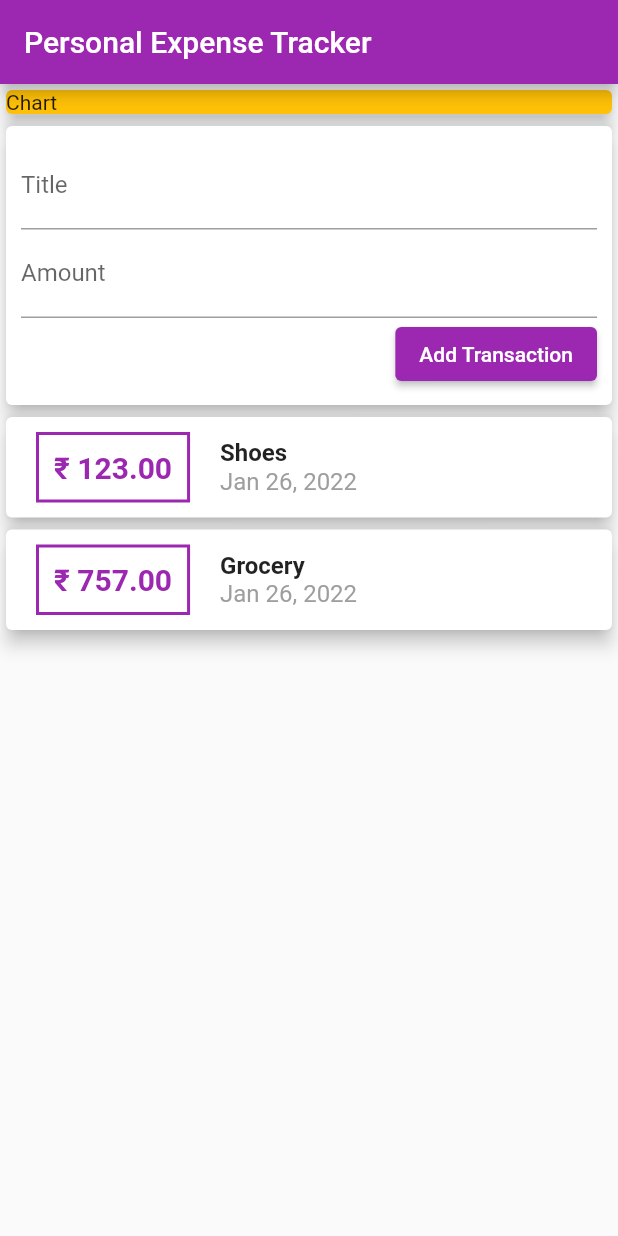
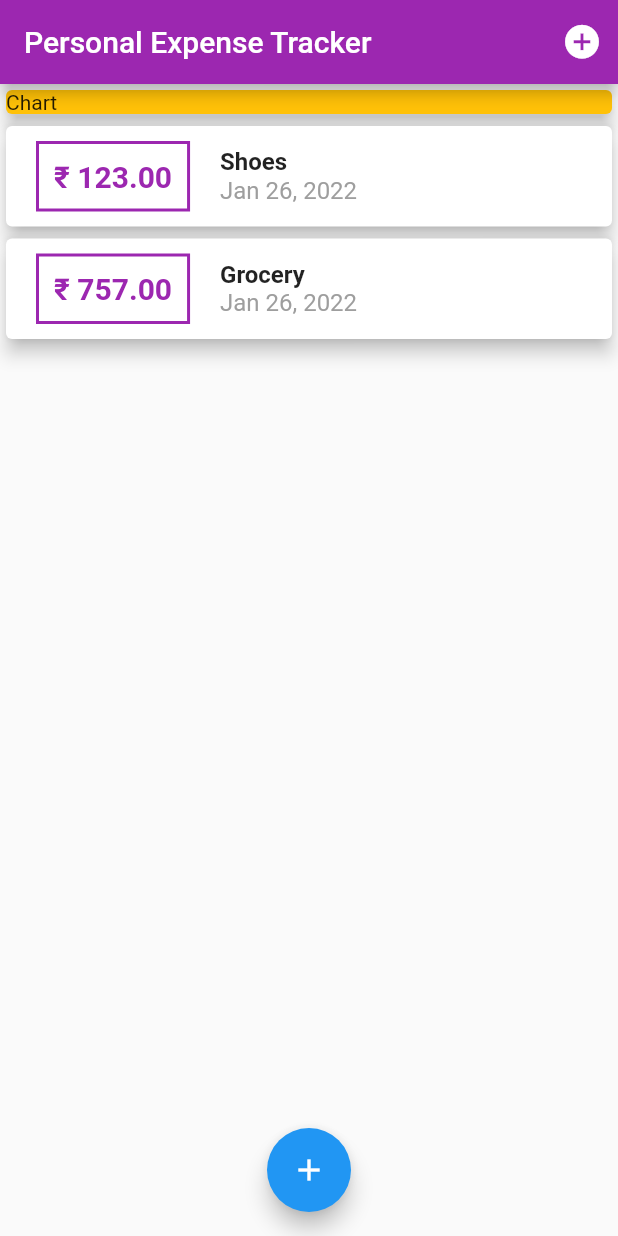
Before and after one commit to Sharan-121/Personal-Expense-Tracker, a Flutter app: the screen it shows after launch, on a phone screen of 412 x 824 dp. Run offline on Flutter 3.47's test engine with Material 2 defaults, Android fonts, the phone set to English and light mode, and no system bars.

Commit message:
Added stateful widget in home page

```diff
--- a/lib/main.dart
+++ b/lib/main.dart
@@ -1,7 +1,11 @@
 // ignore_for_file: prefer_const_constructors, prefer_const_literals_to_create_immutables, use_key_in_widget_constructors
 
 import 'package:flutter/material.dart';
-import 'package:personal_expense_tracker/widgets/create_transaction.dart';
+
+import 'package:personal_expense_tracker/widgets/transactions_list.dart';
+import 'package:personal_expense_tracker/widgets/transaction_input.dart';
+
+import 'models/transaction.dart';
 
 void main() {
   runApp(MyApp());
@@ -17,17 +21,80 @@
   }
 }
 
-class MyHomePage extends StatelessWidget {
+class MyHomePage extends StatefulWidget {
+  @override
+  State<MyHomePage> createState() => _MyHomePageState();
+}
+
+class _MyHomePageState extends State<MyHomePage> {
+  final List<transaction> _transList = [
+    transaction(
+      id: "t1",
+      title: "Shoes",
+      cost: 123,
+      date: DateTime.now(),
+    ),
+    transaction(
+      id: "t2",
+      title: "Grocery",
+      cost: 757,
+      date: DateTime.now(),
+    ),
+  ];
+
+  void _addNewTransaction(String? title, String? amount,
+      TextEditingController controller1, TextEditingController controller2) {
+    var tempTitle;
+    var tempAmount;
+    if ((title != null && title != "") && (amount != null && amount != "")) {
+      tempTitle = title;
+      tempAmount = double.parse(amount);
+      if (tempAmount > 0) {
+        final newTx = transaction(
+            id: DateTime.now().toString(),
+            title: tempTitle,
+            cost: tempAmount,
+            date: DateTime.now());
+        setState(() {
+          _transList.add(newTx);
+          controller1.clear();
+          controller2.clear();
+          Navigator.of(context).pop();
+        });
+      }
+    }
+    return;
+  }
+
+  void _startInput(
+    BuildContext ctx,
+  ) {
+    showModalBottomSheet(
+        context: ctx,
+        builder: (_) {
+          return TransInput(_addNewTransaction);
+        });
+  }
+
   @override
   Widget build(BuildContext context) {
     return MaterialApp(
-      theme: ThemeData(
-        primarySwatch: Colors.blue,
-      ),
-      home: Scaffold(
+        theme: ThemeData(
+          primarySwatch: Colors.blue,
+        ),
+        home: Scaffold(
           appBar: AppBar(
             title: Text('Personal Expense Tracker'),
             backgroundColor: Colors.purple,
+            actions: <Widget>[
+              IconButton(
+                onPressed: () => _startInput(context),
+                icon: Icon(
+                  Icons.add_circle,
+                  size: 27,
+                ),
+              )
+            ],
           ),
           body: SingleChildScrollView(
             child: Column(
@@ -44,10 +111,18 @@
                     color: Colors.amber,
                   ),
                 ),
-                CreateTransaction(),
+                TransList(_transList),
               ],
             ),
-          )),
-    );
+          ),
+          floatingActionButtonLocation:
+              FloatingActionButtonLocation.centerFloat,
+          floatingActionButton: FloatingActionButton(
+            onPressed: () => _startInput(context),
+            child: Icon(
+              Icons.add,
+            ),
+          ),
+        ));
   }
 }
--- a/lib/widgets/create_transaction.dart
+++ /dev/null
@@ -1,57 +0,0 @@
-import 'package:flutter/material.dart';
-import '../models/transaction.dart';
-import './transaction_input.dart';
-import './transactions_list.dart';
-
-class CreateTransaction extends StatefulWidget {
-  @override
-  _CreateTransactionState createState() => _CreateTransactionState();
-}
-
-class _CreateTransactionState extends State<CreateTransaction> {
-  final List<transaction> _transList = [
-    transaction(
-      id: "t1",
-      title: "Shoes",
-      cost: 123,
-      date: DateTime.now(),
-    ),
-    transaction(
-      id: "t2",
-      title: "Grocery",
-      cost: 757,
-      date: DateTime.now(),
-    ),
-  ];
-
-  void _addNewTransaction(String? title, String? amount,
-      TextEditingController controller1, TextEditingController controller2) {
-    var tempTitle;
-    var tempAmount;
-    if ((title != null && title != "") && (amount != null && amount != "")) {
-      tempTitle = title;
-      tempAmount = amount;
-      final newTx = transaction(
-          id: DateTime.now().toString(),
-          title: tempTitle,
-          cost: double.parse(tempAmount),
-          date: DateTime.now());
-      setState(() {
-        _transList.add(newTx);
-        controller1.clear();
-        controller2.clear();
-      });
-    }
-    return;
-  }
-
-  @override
-  Widget build(BuildContext context) {
-    return Column(
-      children: <Widget>[
-        TransInput(_addNewTransaction),
-        TransList(_transList),
-      ],
-    );
-  }
-}
```
